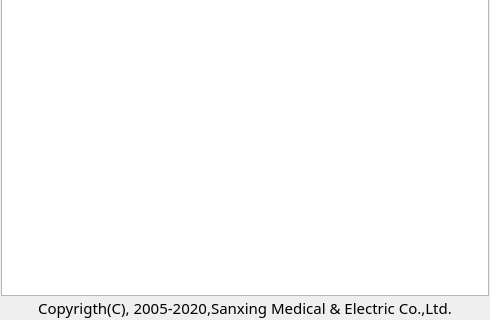
Qt form UI/about_window.ui (KayFelicities/698master) before a commit; both pictures show x 0 to 490 and y 170 to 490 of the 490 by 490 pixel window.
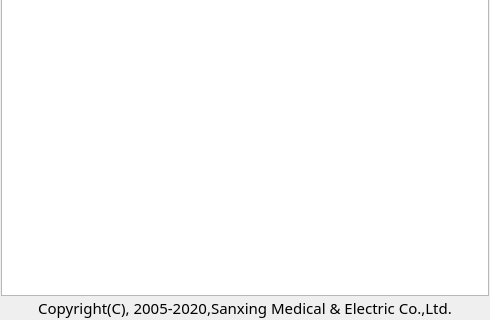
The same form after that commit. Icons and pictures are not drawn.

Patch:
```diff
--- a/UI/about_window.ui
+++ b/UI/about_window.ui
@@ -236,7 +236,7 @@
        <enum>Qt::LeftToRight</enum>
       </property>
       <property name="text">
-       <string>Copyrigth(C), 2005-2020,Sanxing Medical &amp; Electric Co.,Ltd.</string>
+       <string>Copyright(C), 2005-2020,Sanxing Medical &amp; Electric Co.,Ltd.</string>
       </property>
       <property name="alignment">
        <set>Qt::AlignCenter</set>
```
Left out of the diff: 6 changed lines with no effect on the pictures.
